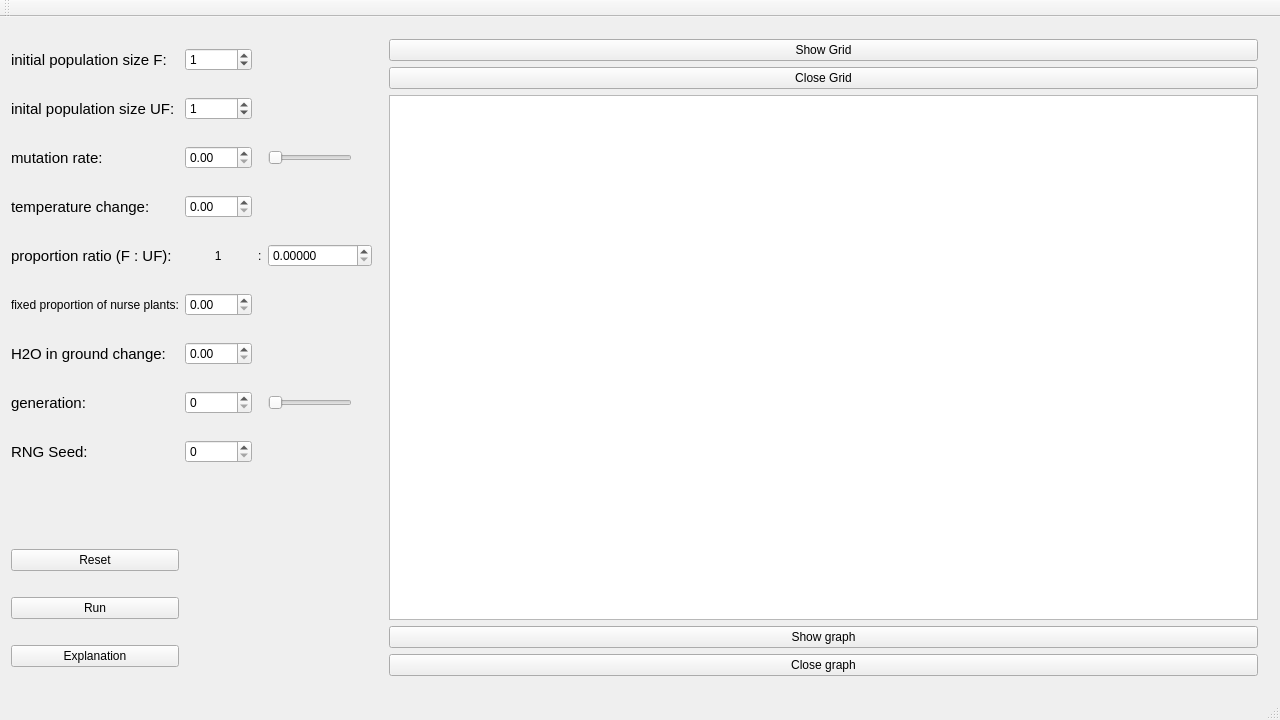
First picture: the form in mainwindow.ui, repository JeroenN/SpatialModel, before the edit.
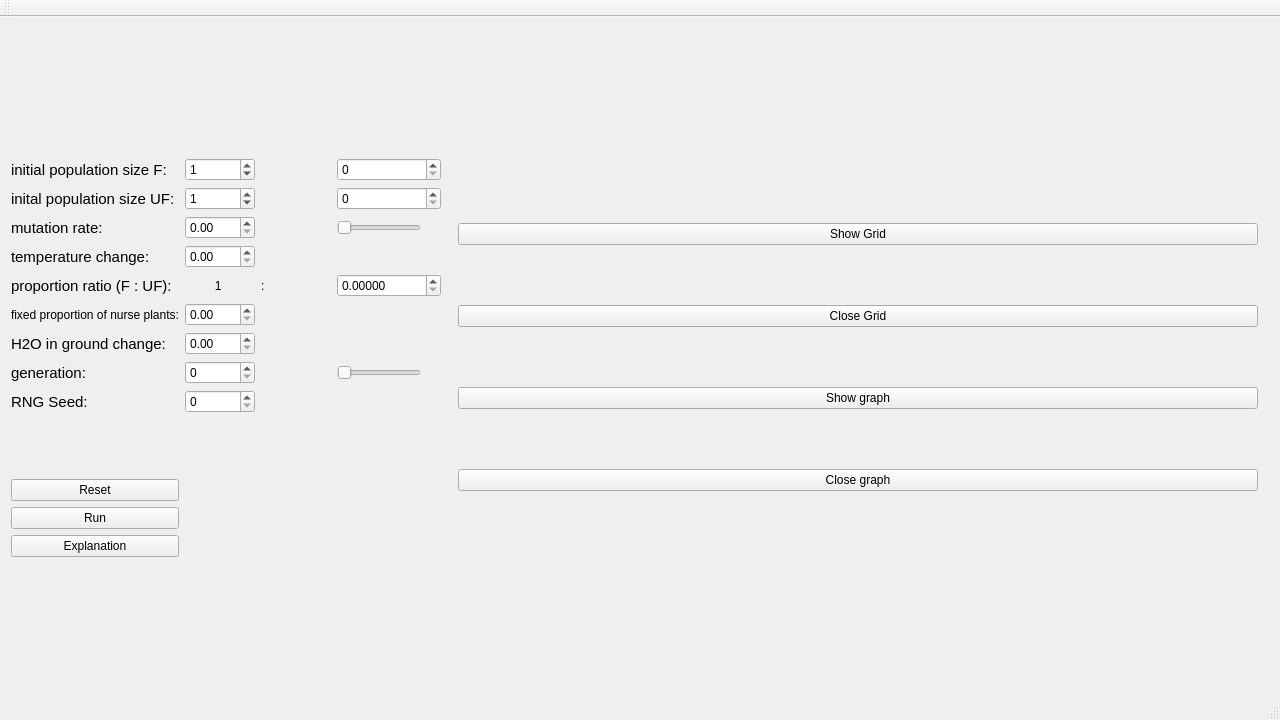
Second picture: the form after the edit.

```diff
--- a/mainwindow.ui
+++ b/mainwindow.ui
@@ -54,17 +54,19 @@
         </widget>
        </item>
        <item>
-        <widget class="QTableWidget" name="tableWidget">
+        <layout class="QVBoxLayout" name="gridLayout"/>
+       </item>
+       <item>
+        <widget class="QPushButton" name="pushButton">
+         <property name="enabled">
+          <bool>true</bool>
+         </property>
          <property name="minimumSize">
           <size>
-           <width>300</width>
-           <height>300</height>
+           <width>800</width>
+           <height>0</height>
           </size>
          </property>
-        </widget>
-       </item>
-       <item>
-        <widget class="QPushButton" name="pushButton">
          <property name="text">
           <string>Show graph</string>
          </property>
@@ -238,6 +240,12 @@
       </item>
       <item row="4" column="3">
        <widget class="QDoubleSpinBox" name="proportionRatioUF">
+        <property name="minimumSize">
+         <size>
+          <width>0</width>
+          <height>0</height>
+         </size>
+        </property>
         <property name="decimals">
          <number>5</number>
         </property>
@@ -351,6 +359,12 @@
       <item row="6" column="1">
        <widget class="QDoubleSpinBox" name="doubleSpinBox_5"/>
       </item>
+      <item row="0" column="3">
+       <widget class="QSpinBox" name="debug"/>
+      </item>
+      <item row="1" column="3">
+       <widget class="QSpinBox" name="debug_2"/>
+      </item>
      </layout>
     </item>
    </layout>
```
